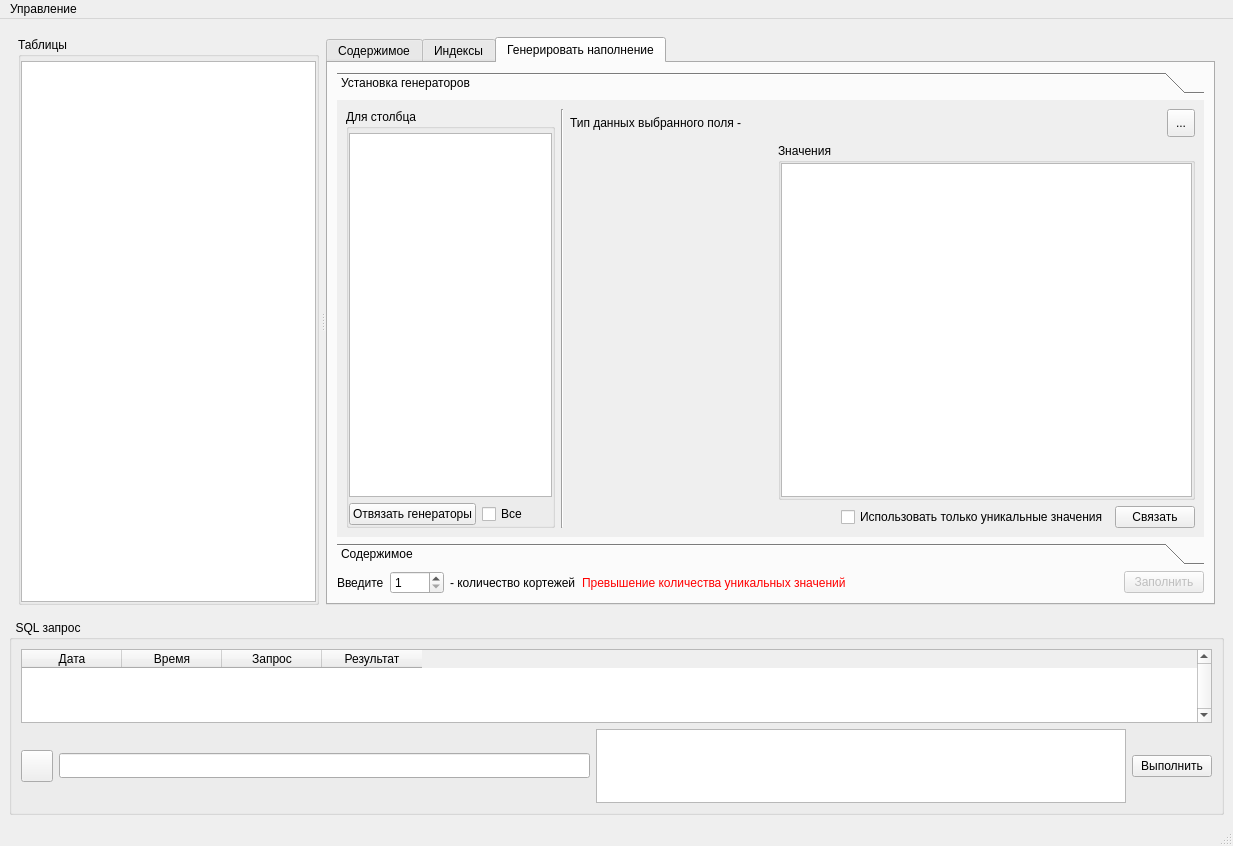
Qt form interface/main.ui (L4ZURIT/SDBM) before a commit.
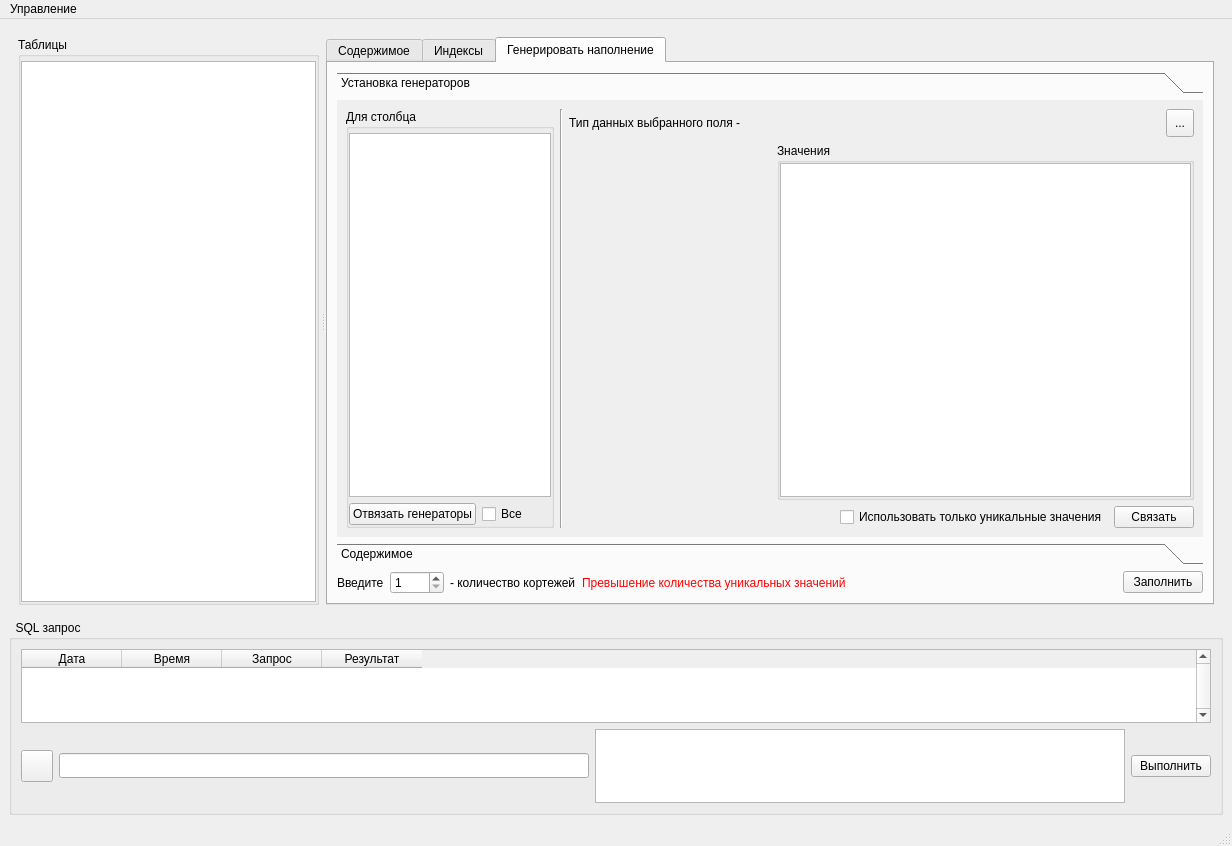
The same form after that commit. The open tabs and pages were chosen to show the change.

```diff
--- a/interface/main.ui
+++ b/interface/main.ui
@@ -6,7 +6,7 @@
    <rect>
     <x>0</x>
     <y>0</y>
-    <width>1233</width>
+    <width>1232</width>
     <height>846</height>
    </rect>
   </property>
@@ -1713,7 +1713,7 @@
                    <item>
                     <widget class="QPushButton" name="pb_fill">
                      <property name="enabled">
-                      <bool>false</bool>
+                      <bool>true</bool>
                      </property>
                      <property name="text">
                       <string>Заполнить</string>
@@ -1914,7 +1914,7 @@
     <rect>
      <x>0</x>
      <y>0</y>
-     <width>1233</width>
+     <width>1232</width>
      <height>26</height>
     </rect>
    </property>
```
Left out of the diff: 4 changed lines with no effect on the pictures.
